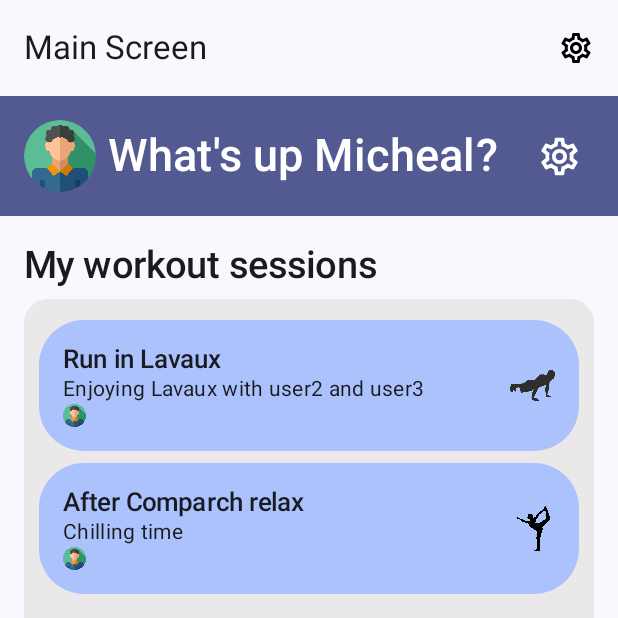
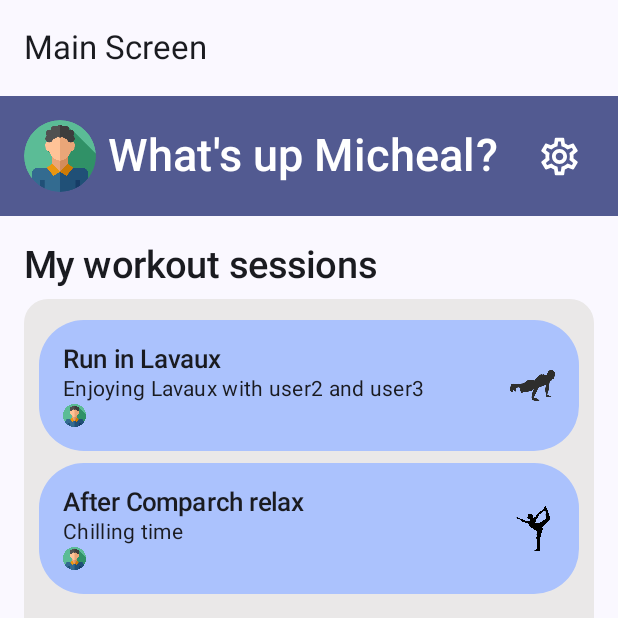
Before and after one commit to EndurAi/EndurAi, an Android app built with Jetpack Compose: the Main_Screen screen opened through its navigation route, on a phone screen of 412 x 824 dp, the top half of it. Run offline under Robolectric (Android 15) with nearby library versions, the phone set to English and light mode, and no system bars; our stand-ins replace Firebase (no records; nobody signed in at launch, a user with empty details on screens opened directly); libraries missing offline, so code that uses them is left out: dev.zacsweers.moshix.

Commit message:
Remove redundants test tags

```diff
--- a/app/src/main/java/com/android/sample/ui/mainscreen/MainScreen.kt
+++ b/app/src/main/java/com/android/sample/ui/mainscreen/MainScreen.kt
@@ -44,6 +44,7 @@ import java.util.Date
  *
  * @param navigationActions Actions for navigating between screens.
  */
+@OptIn(ExperimentalMaterial3Api::class)
 @Composable
 fun MainScreen(navigationActions: NavigationActions) {
   // Temp until got real account repository
@@ -86,20 +87,7 @@ fun MainScreen(navigationActions: NavigationActions) {
 
   Scaffold(
       modifier = Modifier.testTag("mainScreen"),
-      topBar = {
-        TopAppBar(
-            title = { Text("Main Screen") },
-            actions = {
-              IconButton(
-                  onClick = { navigationActions.navigateTo("Settings Screen") },
-                  modifier = Modifier.testTag("SettingsButton")) {
-                    Icon(
-                        imageVector = Icons.Outlined.Settings,
-                        contentDescription = "Settings",
-                        tint = Color.Black)
-                  }
-            })
-      },
+      topBar = { TopAppBar(title = { Text("Main Screen") }, actions = {}) },
       content = { padding ->
         Column(
             modifier = Modifier.fillMaxSize().padding(padding),
@@ -263,7 +251,7 @@ fun NewWorkoutSection(navigationActions: NavigationActions) {
     Box(
         modifier =
             Modifier.fillMaxWidth()
-                .clickable { /*Navigate to screen to choose type of workout*/}
+                .clickable { navigationActions.navigateTo(Screen.SESSIONSELECTION) }
                 .padding(vertical = 16.dp, horizontal = 16.dp)
                 .height(48.dp)
                 .background(Grey, RoundedCornerShape(24.dp))
```
Also changed, not shown: 1 other file.
